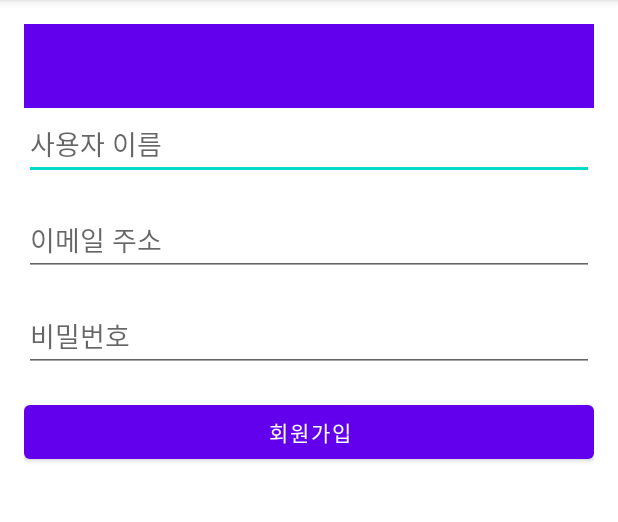
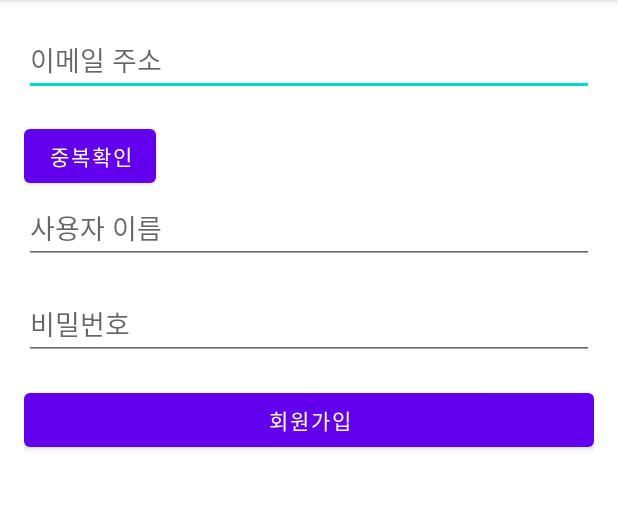
Before and after one commit to kor-jongwon/mobile, an Android app: the SignUpActivity screen opened directly, with no data from a screen before it, on a phone screen of 412 x 824 dp, the part 84-606 px from its top. Run offline under Robolectric (Android 15) with nearby library versions, the phone set to English and light mode, and no system bars.

Commit message:
회원가입 화면 기본안으로 수정

```diff
--- a/app/src/main/res/layout/activity_sign_up.xml
+++ b/app/src/main/res/layout/activity_sign_up.xml
@@ -6,16 +6,22 @@
     android:layout_height="match_parent"
     android:orientation="vertical"
     android:padding="16dp"
-    tools:context=".SignUpActivity"
-    >
+    tools:context=".RegisterActivity">
 
-    <androidx.appcompat.widget.Toolbar
-        android:id="@+id/toolbar"
+    <EditText
+        android:id="@+id/editTextEmail"
         android:layout_width="match_parent"
-        android:layout_height="?attr/actionBarSize"
-        android:background="?attr/colorPrimary"
-        android:theme="?attr/actionBarTheme"
-         />
+        android:layout_height="wrap_content"
+        android:hint="이메일 주소"
+        android:inputType="textEmailAddress"
+        android:layout_marginBottom="16dp" />
+
+    <!-- 중복확인 버튼 추가 -->
+    <Button
+        android:id="@+id/buttonCheckDuplicate"
+        android:layout_width="wrap_content"
+        android:layout_height="wrap_content"
+        android:text="중복확인" />
 
     <EditText
         android:id="@+id/editTextUsername"
@@ -23,14 +29,6 @@
         android:layout_height="wrap_content"
         android:hint="사용자 이름"
         android:inputType="text"
-        android:layout_marginBottom="16dp" />
-
-    <EditText
-        android:id="@+id/editTextEmail"
-        android:layout_width="match_parent"
-        android:layout_height="wrap_content"
-        android:hint="이메일 주소"
-        android:inputType="textEmailAddress"
         android:layout_marginBottom="16dp" />
 
     <EditText
```
